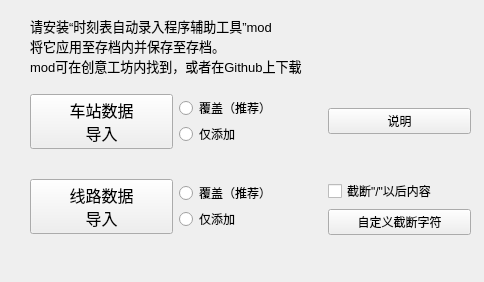
zm0423/tpf2_autofill, file ui/data_add.ui: the form before one commit.
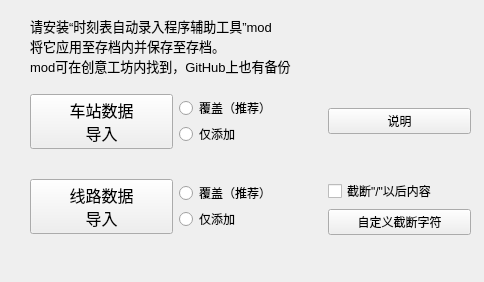
The form after the commit.

Commit message: translation review: casing, terminology, backup wording, save file (.lua)

```diff
--- a/ui/data_add.ui
+++ b/ui/data_add.ui
@@ -143,7 +143,7 @@
    <property name="text">
     <string>请安装“时刻表自动录入程序辅助工具”mod
 将它应用至存档内并保存至存档。
-mod可在创意工坊内找到，或者在Github上下载</string>
+mod可在创意工坊内找到，GitHub上也有备份</string>
    </property>
   </widget>
  </widget>
```
The commit also changes 2 other files.
